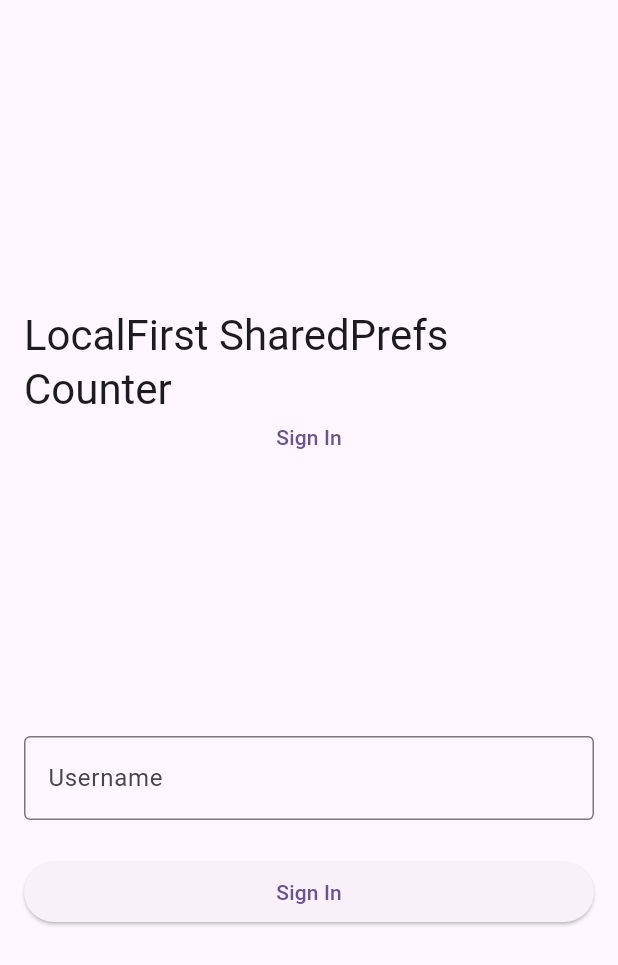
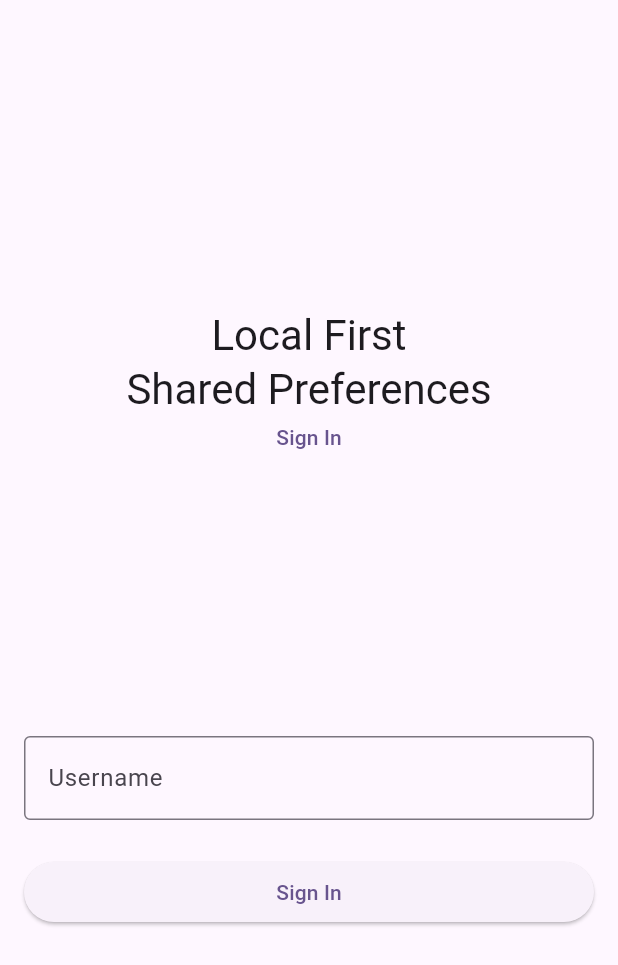
Before and after one commit to rafaelsetragni/local_first, a Flutter app: the screen it shows after launch, on a phone screen of 412 x 824 dp. Shown: the top 965 px of the screen. Run offline on Flutter 3.47's test engine with Material 3 defaults, Android fonts, the phone set to English and light mode, and no system bars; our stand-ins replace hive_flutter, shared_preferences, sqflite; accounts and stored records are empty.

Commit message:
Simplifies app names across all examples
Updates application names to shorter, consistent format for better
readability in app switcher and navigation.

Changes:
- Home/AppBar titles use abbreviated format:
  - "LF InMemory" (was "LocalFirst Counter")
  - "LF Periodic" (was "LocalFirst Hive+HTTP Counter")
  - "LF Shared" (was "LocalFirst SharedPrefs Counter")
  - "LF SQLite" (was "LocalFirst SQLite Counter")

- Sign-in page titles use full format with line break:
  - "Local First\nInMemory"
  - "Local First\nPeriodic"
  - "Local First\nShared Preferences"
  - "Local First\nSQLite"

Implementation:
- Added appNameFull constant for sign-in page display
- Kept appName constant for MaterialApp title and navigation
- Added textAlign: TextAlign.center for multi-line titles
- Consistent pattern across all storage adapter examples

Benefits:
- Shorter names easier to read in app switcher
- Clear identification of storage/sync strategy used
- Professional, consistent naming convention
- Better UX for developers testing multiple examples

Co-Authored-By: Claude Sonnet 4.5 <noreply@anthropic.com>

```diff
--- a/local_first/example/lib/main.dart
+++ b/local_first/example/lib/main.dart
@@ -22,7 +22,8 @@ import 'package:http/http.dart' as http;
 const websocketServerUrl = 'ws://127.0.0.1:8080/ws';
 const httpServerUrl = 'http://127.0.0.1:8080';
 
-const appName = 'LocalFirst Counter';
+const appName = 'LF InMemory';
+const appNameFull = 'Local First\nInMemory';
 
 /// Centralized string keys to avoid magic field names.
 class RepositoryNames {
@@ -141,7 +142,8 @@ class _SignInPageState extends State<SignInPage> {
                   crossAxisAlignment: CrossAxisAlignment.center,
                   children: [
                     Text(
-                      appName,
+                      appNameFull,
+                      textAlign: TextAlign.center,
                       style: TextTheme.of(context).headlineMedium,
                     ),
                     SizedBox(height: 4),
--- a/local_first_hive_storage/example/lib/main.dart
+++ b/local_first_hive_storage/example/lib/main.dart
@@ -22,7 +22,8 @@ import 'rest_api_client.dart';
 //   -e MONGO_INITDB_ROOT_PASSWORD=admin mongo:7
 const serverBaseUrl = 'http://127.0.0.1:8080';
 
-const appName = 'LocalFirst Hive+HTTP Counter';
+const appName = 'LF Periodic';
+const appNameFull = 'Local First\nPeriodic';
 
 /// Centralized string keys to avoid magic field names.
 class RepositoryNames {
@@ -141,7 +142,8 @@ class _SignInPageState extends State<SignInPage> {
                   crossAxisAlignment: CrossAxisAlignment.center,
                   children: [
                     Text(
-                      appName,
+                      appNameFull,
+                      textAlign: TextAlign.center,
                       style: TextTheme.of(context).headlineMedium,
                     ),
                     SizedBox(height: 4),
--- a/local_first_shared_preferences/example/lib/main.dart
+++ b/local_first_shared_preferences/example/lib/main.dart
@@ -24,7 +24,8 @@ import 'package:http/http.dart' as http;
 const websocketServerUrl = 'ws://127.0.0.1:8080/ws';
 const httpServerUrl = 'http://127.0.0.1:8080';
 
-const appName = 'LocalFirst SharedPrefs Counter';
+const appName = 'LF Shared';
+const appNameFull = 'Local First\nShared Preferences';
 
 /// Centralized string keys to avoid magic field names.
 class RepositoryNames {
@@ -143,7 +144,8 @@ class _SignInPageState extends State<SignInPage> {
                   crossAxisAlignment: CrossAxisAlignment.center,
                   children: [
                     Text(
-                      appName,
+                      appNameFull,
+                      textAlign: TextAlign.center,
                       style: TextTheme.of(context).headlineMedium,
                     ),
                     SizedBox(height: 4),
--- a/local_first_sqlite_storage/example/lib/main.dart
+++ b/local_first_sqlite_storage/example/lib/main.dart
@@ -23,7 +23,8 @@ import 'package:http/http.dart' as http;
 const websocketServerUrl = 'ws://127.0.0.1:8080/ws';
 const httpServerUrl = 'http://127.0.0.1:8080';
 
-const appName = 'LocalFirst SQLite Counter';
+const appName = 'LF SQLite';
+const appNameFull = 'Local First\nSQLite';
 
 /// Centralized string keys to avoid magic field names.
 class RepositoryNames {
@@ -142,7 +143,8 @@ class _SignInPageState extends State<SignInPage> {
                   crossAxisAlignment: CrossAxisAlignment.center,
                   children: [
                     Text(
-                      appName,
+                      appNameFull,
+                      textAlign: TextAlign.center,
                       style: TextTheme.of(context).headlineMedium,
                     ),
                     SizedBox(height: 4),
```
